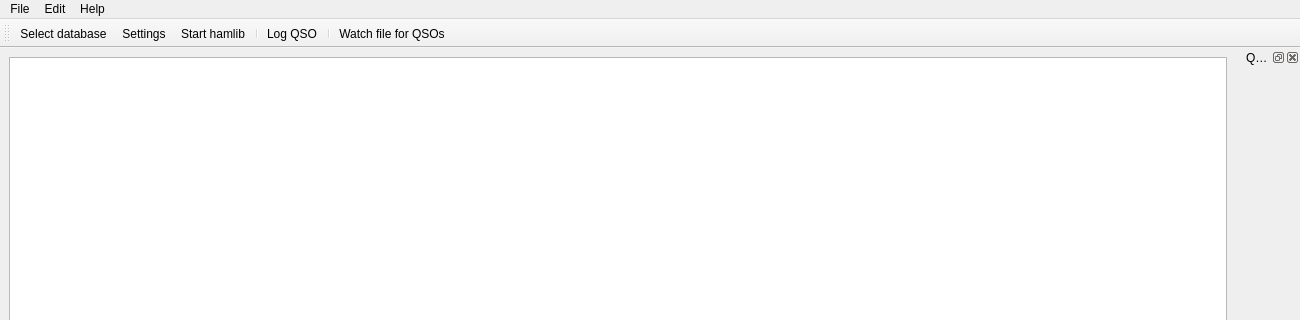
First picture: the form in ui_files/DragonLog_MainWindow.ui, repository gitandy/DragonLog, before the edit; both pictures show x 0 to 1300 and y 0 to 320 of the 1300 by 900 pixel window.
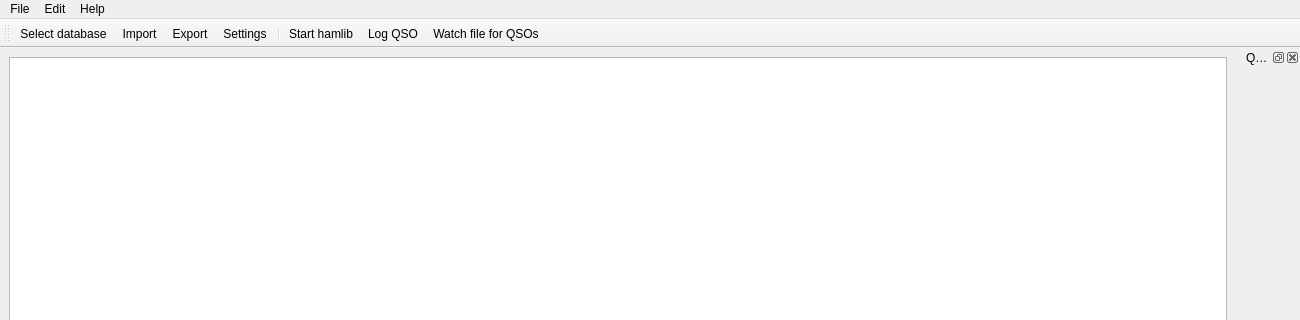
Second picture: the form after the edit. Icons and pictures are not drawn.

Commit message: Added export and import to toolbar (issue #11)

```diff
--- a/ui_files/DragonLog_MainWindow.ui
+++ b/ui_files/DragonLog_MainWindow.ui
@@ -102,11 +102,12 @@
     <bool>false</bool>
    </attribute>
    <addaction name="actionSelect_DB_TB"/>
+   <addaction name="actionImport_TB"/>
+   <addaction name="actionExport_TB"/>
    <addaction name="actionSettings_TB"/>
+   <addaction name="separator"/>
    <addaction name="actionStart_hamlib_TB"/>
-   <addaction name="separator"/>
    <addaction name="actionLog_QSO_TB"/>
-   <addaction name="separator"/>
    <addaction name="actionWatch_file_for_QSOs_TB"/>
   </widget>
   <widget class="QDockWidget" name="logDockWidget">
@@ -226,6 +227,24 @@
     <string>Import...</string>
    </property>
   </action>
+  <action name="actionExport_TB">
+   <property name="icon">
+    <iconset>
+     <normaloff>icons:fileexport.png</normaloff>icons:fileexport.png</iconset>
+   </property>
+   <property name="text">
+    <string>Export</string>
+   </property>
+  </action>
+  <action name="actionImport_TB">
+   <property name="icon">
+    <iconset>
+     <normaloff>icons:fileimport.png</normaloff>icons:fileimport.png</iconset>
+   </property>
+   <property name="text">
+    <string>Import</string>
+   </property>
+  </action>
   <action name="actionAbout">
    <property name="icon">
     <iconset>
```
Left out of the diff: 32 changed lines with no effect on the pictures. The commit also changes 1 other file.
